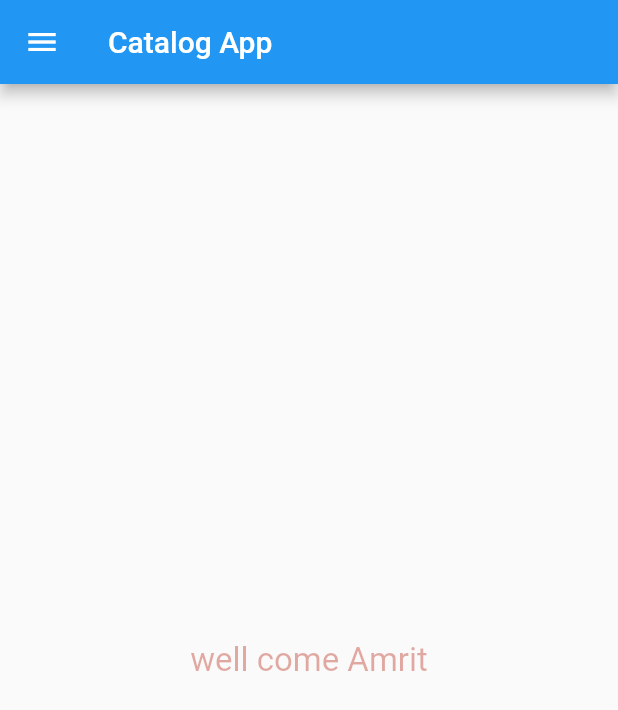
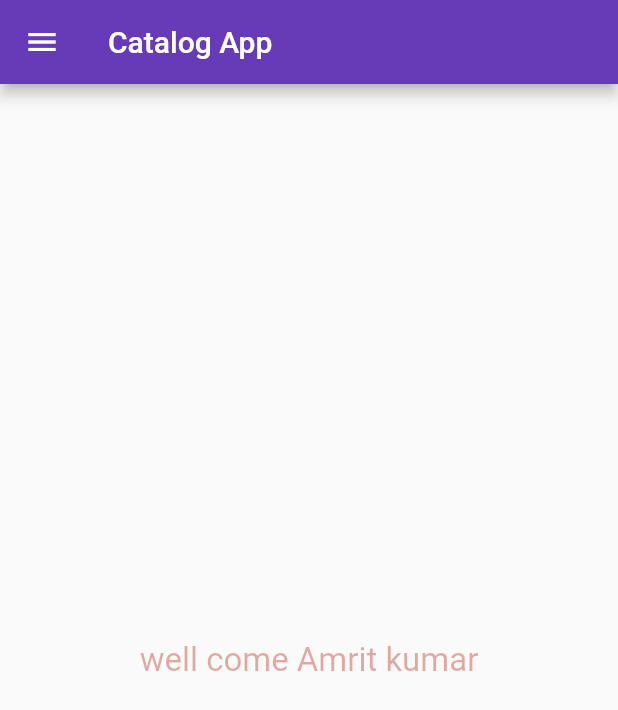
Before and after one commit to AMRITMCA/app, a Flutter app: the screen it shows after launch, on a phone screen of 412 x 824 dp. Shown: the top 710 px of the screen. Run offline on Flutter 3.47's test engine with Material 2 defaults, Android fonts, the phone set to English and light mode, and no system bars.

Commit message:
day-3 completed

```diff
--- a/catalog_app/lib/home_page.dart
+++ b/catalog_app/lib/Pages/home_page.dart
@@ -8,17 +8,19 @@ class HomePage extends StatelessWidget {
     return Scaffold(
       appBar: AppBar(
         title: Text('Catalog App'),
+
       ),
       body: Center(
         child: Container(
           child: Text(
-            'well come Amrit',
+            'well come Amrit kumar',
             style:
                 TextStyle(fontSize: 22, color: Color.fromARGB(95, 180, 29, 12)),
           ),
         ),
       ),
       drawer: Drawer(),
+
     );
   }
 }
--- a/catalog_app/lib/main.dart
+++ b/catalog_app/lib/main.dart
@@ -1,6 +1,7 @@
+import 'package:catalog_app/Pages/login_page.dart';
 import 'package:flutter/material.dart';
 
-import 'home_page.dart';
+import 'Pages/home_page.dart';
 
 void main() {
   runApp(MyApp());
@@ -13,7 +14,20 @@ class MyApp extends StatelessWidget {
   Widget build(BuildContext context) {
     return MaterialApp(
       debugShowCheckedModeBanner: false,
-      home: HomePage(),
+      //home: HomePage(),
+      themeMode: ThemeMode.light,
+      theme: ThemeData(
+        primarySwatch: Colors.deepPurple,
+      ),
+      darkTheme: ThemeData(
+        brightness: Brightness.dark,
+      ),
+      initialRoute: "/home",
+      routes: {
+        "/": (context) => LoginPage(),
+        "/home": (context) => HomePage(),
+        "/login": (context) => LoginPage(),
+      },
     );
   }
 }
```
Also changed, not shown: catalog_app/lib/Pages/login_page.dart (added, +20 -0 lines).
